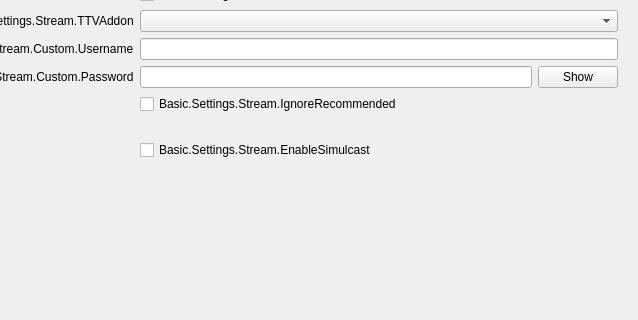
Above: UI/forms/OBSBasicSettings.ui from exeldro/obs-studio before the change; both pictures show x 343 to 981 and y 230 to 550 of the 981 by 730 pixel window. Below: the same form after it.
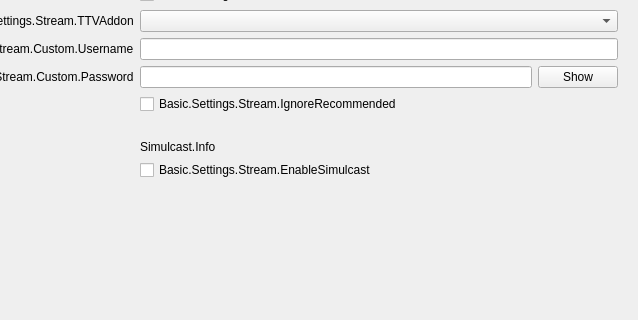
That is the form after the change. The open tabs and pages were chosen to show the change. Icons and pictures are not drawn. Custom widgets are drawn as their Qt base class.

Commit message: UI: Add simulcast warning labels

What changed in the file:
```diff
--- a/UI/forms/OBSBasicSettings.ui
+++ b/UI/forms/OBSBasicSettings.ui
@@ -1372,6 +1372,22 @@
               </widget>
              </item>
              <item row="13" column="1">
+              <widget class="QLabel" name="simulcastInfo">
+               <property name="text">
+                <string>Simulcast.Info</string>
+               </property>
+               <property name="textFormat">
+                <enum>Qt::RichText</enum>
+               </property>
+               <property name="wordWrap">
+                <bool>true</bool>
+               </property>
+               <property name="openExternalLinks">
+                <bool>true</bool>
+               </property>
+              </widget>
+             </item>
+             <item row="14" column="1">
               <widget class="QCheckBox" name="enableSimulcast">
                <property name="text">
                 <string>Basic.Settings.Stream.EnableSimulcast</string>
```
The commit also changes 6 other files.
